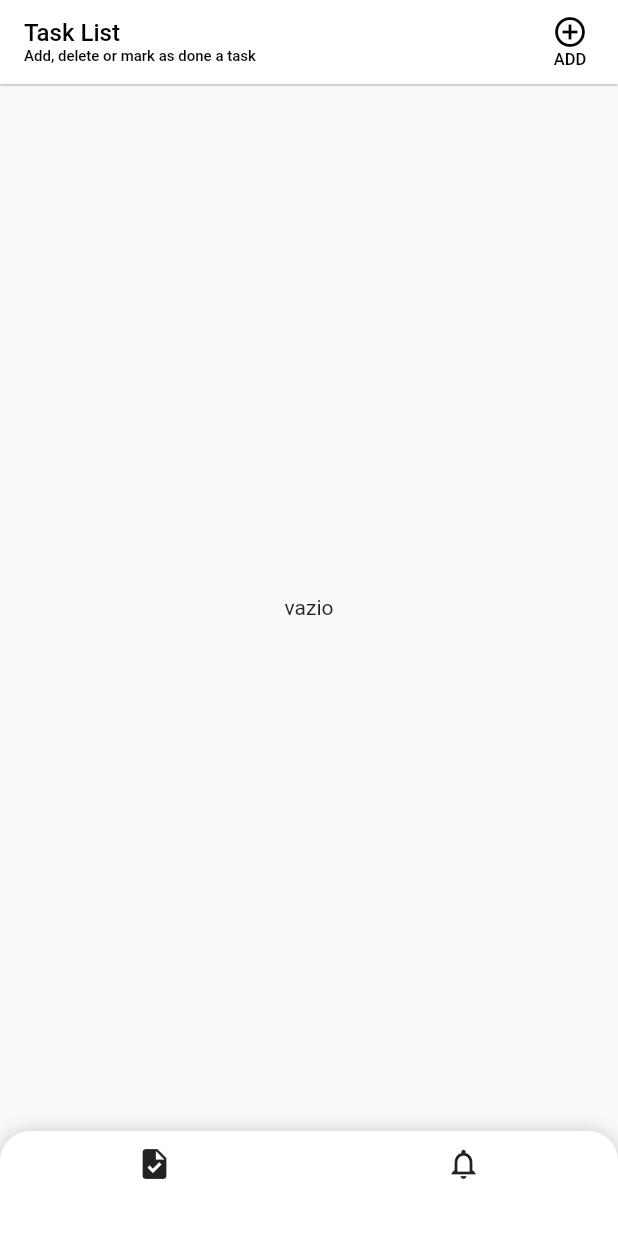
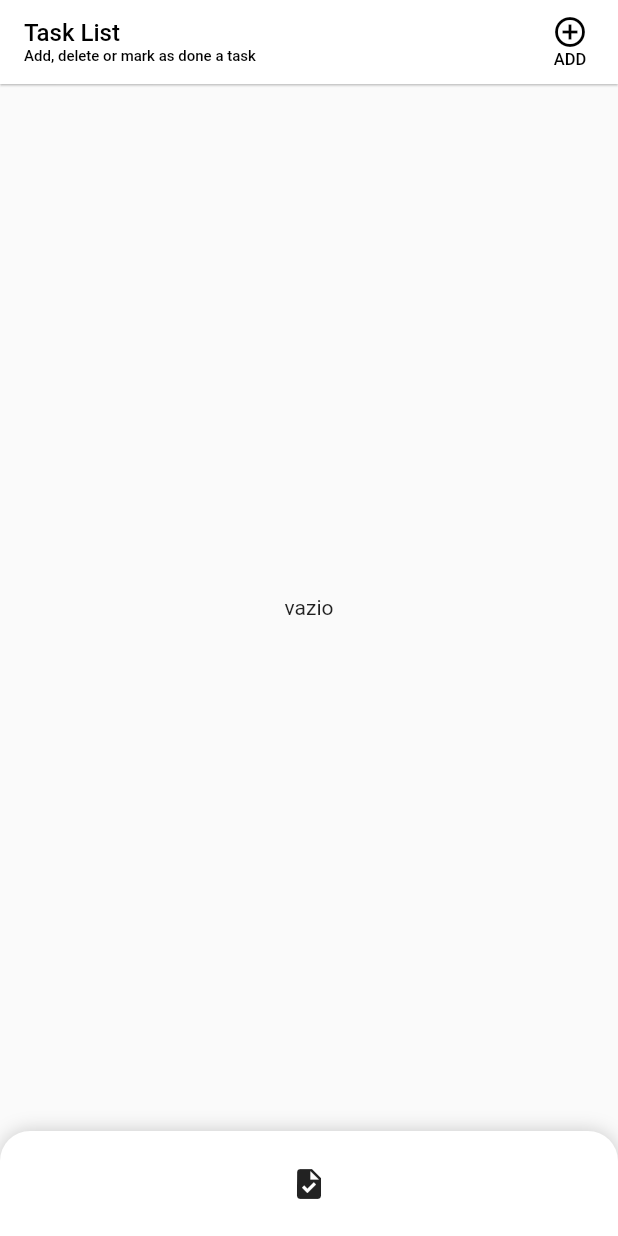
Before and after one commit to gabrieuu/todo_List_flutter, a Flutter app: the screen it shows after launch, on a phone screen of 412 x 824 dp. Run offline on Flutter 3.47's test engine with Material 2 defaults, Android fonts, the phone set to English and light mode, and no system bars.

```diff
--- a/lib/pages/home_page.dart
+++ b/lib/pages/home_page.dart
@@ -90,8 +90,9 @@ class _HomePageState extends State<HomePage> {
   _bottomNav(){
     return Container(
       height: 70,
-      padding: const EdgeInsets.only(top: 10),
+      padding: const EdgeInsets.only(top: 10, bottom: 10),
       alignment: Alignment.topCenter,
+
       decoration: const BoxDecoration(
         color: Colors.white,
         borderRadius: BorderRadius.only(topLeft: Radius.circular(20), topRight: Radius.circular(20)),
@@ -101,15 +102,12 @@ class _HomePageState extends State<HomePage> {
             color: Color.fromRGBO(0, 0, 0, 0.2),
           )
         ],
+
       ),
 
-      child: const Row(
-        mainAxisAlignment: MainAxisAlignment.spaceAround,
-        children: [
-          Icon(Icons.task),
-          Icon(Icons.notifications_outlined)
-        ],
-      ),
+      child: Center(
+        child: Icon(Icons.task)
+        ),
     );
   }
 }
```
Also changed, not shown: lib/widgets/modals/modal_add.dart (+7 -11 lines).
